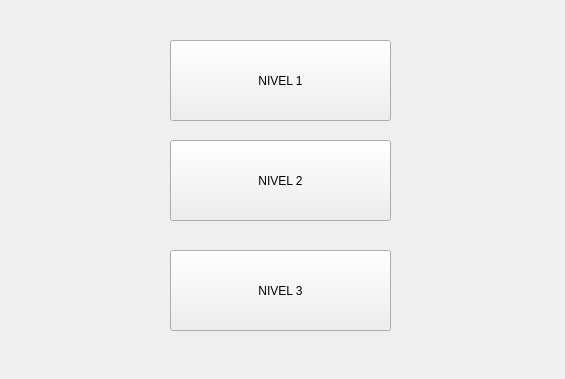
Qt form menu.ui (julianocampov/Juego) before a commit.
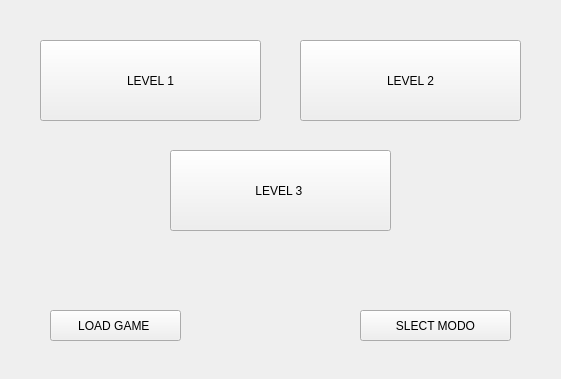
The same form after that commit.

Diff of the .ui file:
```diff
--- a/menu.ui
+++ b/menu.ui
@@ -6,7 +6,7 @@
    <rect>
     <x>0</x>
     <y>0</y>
-    <width>565</width>
+    <width>561</width>
     <height>379</height>
    </rect>
   </property>
@@ -16,40 +16,66 @@
   <widget class="QPushButton" name="pushButton">
    <property name="geometry">
     <rect>
-     <x>170</x>
+     <x>40</x>
      <y>40</y>
      <width>221</width>
      <height>81</height>
     </rect>
    </property>
    <property name="text">
-    <string>NIVEL 1</string>
+    <string>LEVEL 1</string>
    </property>
   </widget>
   <widget class="QPushButton" name="pushButton_2">
    <property name="geometry">
     <rect>
-     <x>170</x>
-     <y>140</y>
+     <x>300</x>
+     <y>40</y>
      <width>221</width>
      <height>81</height>
     </rect>
    </property>
    <property name="text">
-    <string>NIVEL 2</string>
+    <string>LEVEL 2</string>
    </property>
   </widget>
   <widget class="QPushButton" name="pushButton_3">
    <property name="geometry">
     <rect>
      <x>170</x>
-     <y>250</y>
+     <y>150</y>
      <width>221</width>
      <height>81</height>
     </rect>
    </property>
    <property name="text">
-    <string>NIVEL 3</string>
+    <string>LEVEL 3 </string>
+   </property>
+  </widget>
+  <widget class="QPushButton" name="pushButton_4">
+   <property name="geometry">
+    <rect>
+     <x>50</x>
+     <y>310</y>
+     <width>131</width>
+     <height>31</height>
+    </rect>
+   </property>
+   <property name="text">
+    <string>LOAD GAME </string>
+   </property>
+  </widget>
+  <widget class="QPushButton" name="pushButton_5">
+   <property name="geometry">
+    <rect>
+     <x>360</x>
+     <y>310</y>
+     <width>151</width>
+     <height>31</height>
+    </rect>
+   </property>
+   <property name="text">
+    <string>SLECT MODO</string>
    </property>
   </widget>
  </widget>
```
